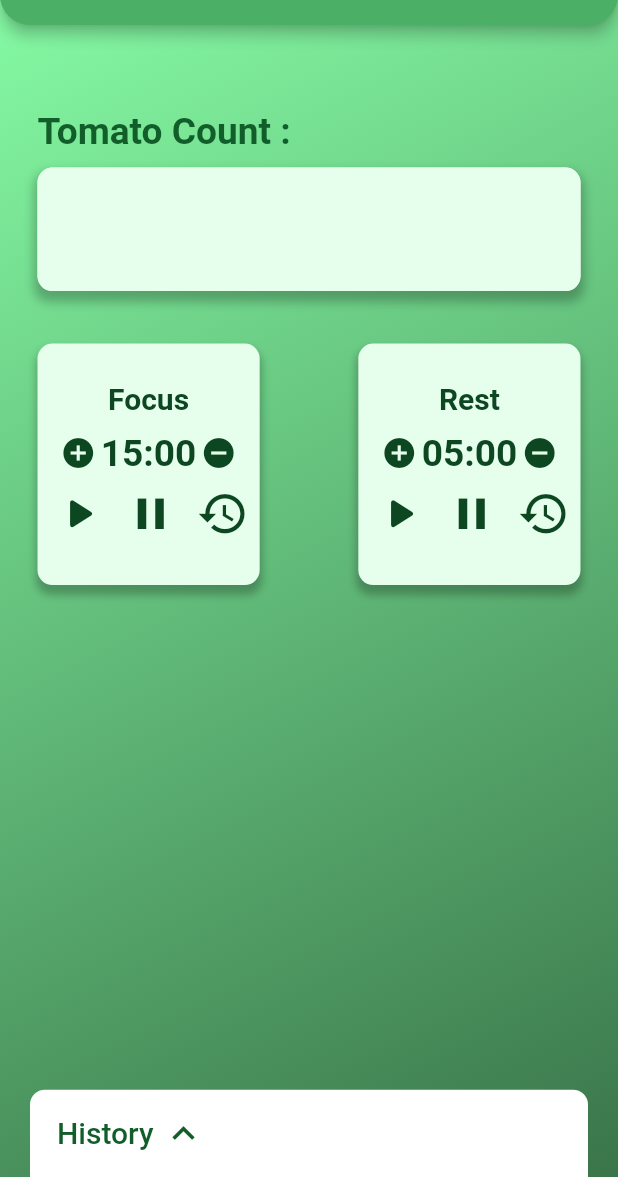
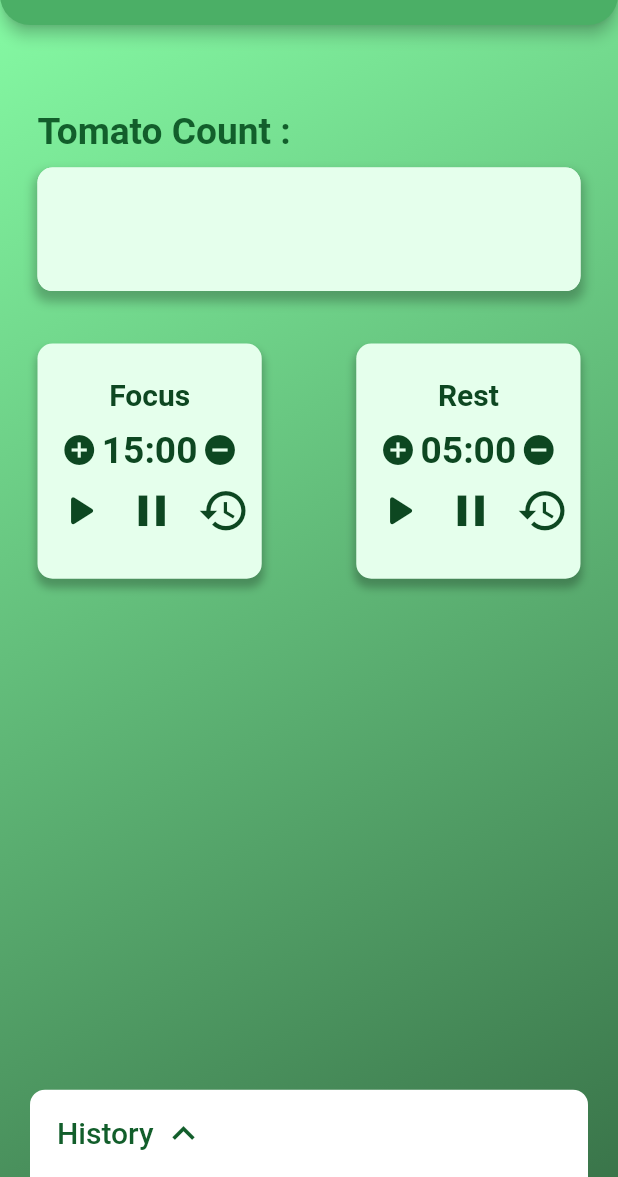
Before and after one commit to Mman7/tomato_clock, a Flutter app: the screen it shows after launch, on a phone screen of 412 x 824 dp, the part 59-1236 px from its top. Run offline on Flutter 3.47's test engine with Material 2 defaults, Android fonts, the phone set to English and light mode, and no system bars; our stand-ins replace animate_do, device_preview, flutter_local_notifications, flutter_svg, hexcolor, logger and 2 more; missing offline and left inert: localstore, responsive_flutter, workmanager.

Commit message:
fix layout

```diff
--- a/lib/src/layouts/timer_control_card.dart
+++ b/lib/src/layouts/timer_control_card.dart
@@ -21,8 +21,11 @@ class TimerControlCard extends StatelessWidget {
   @override
   Widget build(BuildContext context) {
     Color? themePrimaryColor = Theme.of(context).textTheme.bodyText1?.color;
+    final width = MediaQuery.of(context).size.width;
+    // !FIX LAYOUT HERE
     return Container(
-      padding: EdgeInsets.symmetric(horizontal: 0.5.w, vertical: 25),
+      padding:
+          EdgeInsets.symmetric(horizontal: width / 150, vertical: width / 18),
       decoration: BoxDecoration(
           boxShadow: [
             BoxShadow(
```
